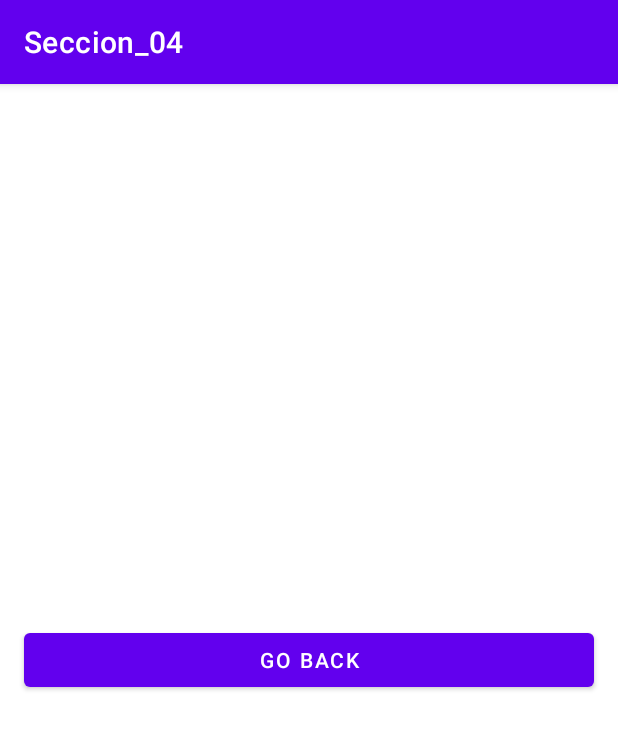
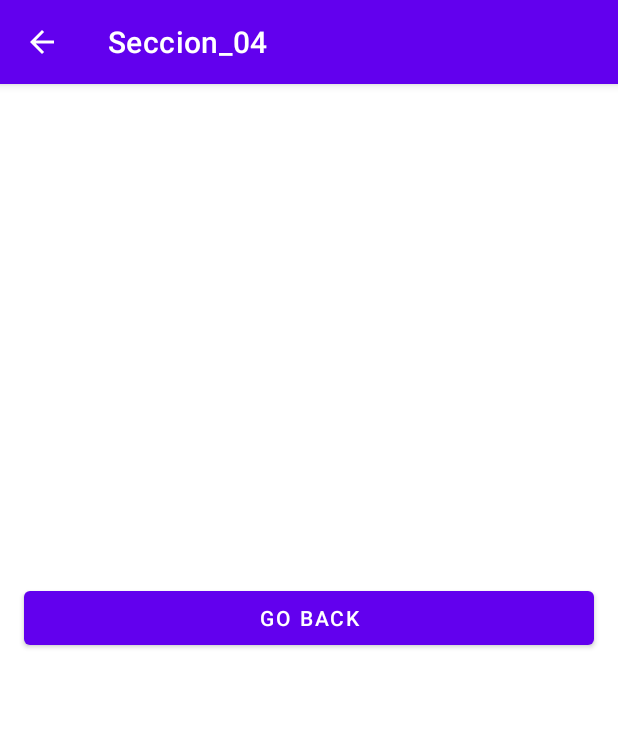
Before and after one commit to josebocero/Seccion_04_Activities_Permisos_List, an Android app: the IntentExtrasActivity screen opened directly, with no data from a screen before it, on a phone screen of 412 x 824 dp. Shown: the top 729 px of the screen. Run offline under Robolectric (Android 15) with nearby library versions, the phone set to English and light mode, and no system bars; pictures from the network do not load.

Commit message:
video 48 Toolbar Activity & Refactor

```diff
--- a/app/build.gradle
+++ b/app/build.gradle
@@ -53,4 +53,5 @@ dependencies {
 
     // Picasso control de imágenes.
     implementation 'com.squareup.picasso:picasso:2.71828'
+
 }
--- a/app/src/main/java/jose_g_bocero/com/jose/seccion_04_activities_permisos_list/activities/IntentExtrasActivity.kt
+++ b/app/src/main/java/jose_g_bocero/com/jose/seccion_04_activities_permisos_list/activities/IntentExtrasActivity.kt
@@ -4,11 +4,13 @@ import android.content.Intent
 import androidx.appcompat.app.AppCompatActivity
 import android.os.Bundle
 import android.view.View
+import androidx.appcompat.widget.Toolbar
 import jose_g_bocero.com.jose.seccion_04_activities_permisos_list.R
 import jose_g_bocero.com.jose.seccion_04_activities_permisos_list.databinding.ActivityIntentExtrasBinding
 import jose_g_bocero.com.jose.seccion_04_activities_permisos_list.models.Student
+import jose_g_bocero.com.jose.seccion_04_activities_permisos_list.others.ToolbarActivity
 
-class IntentExtrasActivity : AppCompatActivity() {
+class IntentExtrasActivity : ToolbarActivity() {
 
     private lateinit var binding: ActivityIntentExtrasBinding
 
@@ -17,6 +19,10 @@ class IntentExtrasActivity : AppCompatActivity() {
 
         binding = ActivityIntentExtrasBinding.inflate(layoutInflater)
         setContentView(binding.root)
+
+        val tB = findViewById<Toolbar>(R.id.toolbar)
+        toolbarToLoad(tB as Toolbar)
+        enableHomeDisplay(true)
 
         binding.buttonBack.setOnClickListener {
             startActivity(
--- /dev/null
+++ b/app/src/main/java/jose_g_bocero/com/jose/seccion_04_activities_permisos_list/models/IToolbar.kt
@@ -0,0 +1,8 @@
+package jose_g_bocero.com.jose.seccion_04_activities_permisos_list.models
+
+import androidx.appcompat.widget.Toolbar
+
+interface IToolbar {
+    fun toolbarToLoad(toolbar: Toolbar?)
+    fun enableHomeDisplay(value: Boolean)
+}
--- a/app/src/main/java/jose_g_bocero/com/jose/seccion_04_activities_permisos_list/activities/LifeCycleActivity.kt
+++ b/app/src/main/java/jose_g_bocero/com/jose/seccion_04_activities_permisos_list/others/LifeCycleActivity.kt
@@ -1,11 +1,11 @@
-package jose_g_bocero.com.jose.seccion_04_activities_permisos_list.activities
+package jose_g_bocero.com.jose.seccion_04_activities_permisos_list.others
 
-import androidx.appcompat.app.AppCompatActivity
 import android.os.Bundle
 import android.os.Handler
 import android.os.Looper
 import android.widget.Toast
 import jose_g_bocero.com.jose.seccion_04_activities_permisos_list.R
+import jose_g_bocero.com.jose.seccion_04_activities_permisos_list.activities.LifeCycleEventsActivity
 
 class LifeCycleActivity : LifeCycleEventsActivity() {
 
--- /dev/null
+++ b/app/src/main/java/jose_g_bocero/com/jose/seccion_04_activities_permisos_list/others/ToolbarActivity.kt
@@ -0,0 +1,19 @@
+package jose_g_bocero.com.jose.seccion_04_activities_permisos_list.others
+
+import androidx.appcompat.app.AppCompatActivity
+import androidx.appcompat.widget.Toolbar
+import jose_g_bocero.com.jose.seccion_04_activities_permisos_list.models.IToolbar
+
+open class ToolbarActivity : AppCompatActivity(), IToolbar {
+
+    protected var _toolbar: Toolbar? = null
+
+    override fun toolbarToLoad(toolbar: Toolbar?) {
+        _toolbar = toolbar
+        _toolbar?.let { setSupportActionBar(_toolbar) }
+    }
+
+    override fun enableHomeDisplay(value: Boolean) {
+        supportActionBar?.setDisplayHomeAsUpEnabled(value)
+    }
+}
--- a/app/src/main/res/layout/activity_intent_extras.xml
+++ b/app/src/main/res/layout/activity_intent_extras.xml
@@ -6,6 +6,10 @@
     android:layout_height="match_parent"
     tools:context=".activities.IntentExtrasActivity">
 
+    <include
+        android:id="@+id/toolbar"
+        layout="@layout/toolbar" />
+
     <TextView
         android:id="@+id/textViewName"
         android:layout_width="wrap_content"
@@ -13,7 +17,7 @@
         android:layout_marginStart="16dp"
         android:layout_marginTop="16dp"
         app:layout_constraintStart_toStartOf="parent"
-        app:layout_constraintTop_toTopOf="parent" />
+        app:layout_constraintTop_toBottomOf="@+id/toolbar" />
 
     <TextView
         android:id="@+id/textViewLastName"
--- a/app/src/main/res/layout/activity_life_cycle.xml
+++ b/app/src/main/res/layout/activity_life_cycle.xml
@@ -4,6 +4,6 @@
     xmlns:tools="http://schemas.android.com/tools"
     android:layout_width="match_parent"
     android:layout_height="match_parent"
-    tools:context=".activities.LifeCycleActivity">
+    tools:context=".others.LifeCycleActivity">
 
 </androidx.constraintlayout.widget.ConstraintLayout>
--- a/app/src/main/res/layout/activity_main.xml
+++ b/app/src/main/res/layout/activity_main.xml
@@ -15,6 +15,9 @@
         android:layout_height="wrap_content"
         >
 
+        <include android:id="@+id/toolbar"
+            layout="@layout/toolbar"/>
+
         <Button
             android:id="@+id/button_to_cycle"
             android:layout_width="0dp"
@@ -25,7 +28,7 @@
             android:text="@string/button_to_cycle"
             app:layout_constraintEnd_toEndOf="parent"
             app:layout_constraintStart_toStartOf="parent"
-            app:layout_constraintTop_toTopOf="parent" />
+            app:layout_constraintTop_toBottomOf="@+id/toolbar" />
 
         <Button
             android:id="@+id/button_to_click"
--- /dev/null
+++ b/app/src/main/res/layout/toolbar.xml
@@ -0,0 +1,9 @@
+<?xml version="1.0" encoding="utf-8"?>
+<androidx.appcompat.widget.Toolbar xmlns:android="http://schemas.android.com/apk/res/android"
+    android:layout_width="match_parent"
+    android:layout_height="?attr/actionBarSize"
+    xmlns:app="http://schemas.android.com/apk/res-auto"
+    android:background="?attr/colorPrimary"
+    android:elevation="4dp"
+    android:theme="@style/ThemeOverlay.AppCompat.Dark.ActionBar"
+    app:popupTheme="@style/ThemeOverlay.AppCompat.Light" />
--- a/app/src/main/res/values-night/themes.xml
+++ b/app/src/main/res/values-night/themes.xml
@@ -1,6 +1,6 @@
 <resources xmlns:tools="http://schemas.android.com/tools">
     <!-- Base application theme. -->
-    <style name="Theme.Seccion_04_Activities_Permisos_List" parent="Theme.MaterialComponents.DayNight.DarkActionBar">
+    <style name="Theme.Seccion_04_Activities_Permisos_List" parent="Theme.MaterialComponents.DayNight.NoActionBar">
         <!-- Primary brand color. -->
         <item name="colorPrimary">@color/purple_200</item>
         <item name="colorPrimaryVariant">@color/purple_700</item>
--- a/app/src/main/res/values/themes.xml
+++ b/app/src/main/res/values/themes.xml
@@ -1,6 +1,6 @@
 <resources xmlns:tools="http://schemas.android.com/tools">
     <!-- Base application theme. -->
-    <style name="Theme.Seccion_04_Activities_Permisos_List" parent="Theme.MaterialComponents.DayNight.DarkActionBar">
+    <style name="Theme.Seccion_04_Activities_Permisos_List" parent="Theme.MaterialComponents.DayNight.NoActionBar">
         <!-- Primary brand color. -->
         <item name="colorPrimary">@color/purple_500</item>
         <item name="colorPrimaryVariant">@color/purple_700</item>
```
Also changed, not shown: app/src/main/AndroidManifest.xml (+7 -2 lines), app/src/main/java/jose_g_bocero/com/jose/seccion_04_activities_permisos_list/MainActivity.kt (+16 -2 lines).
